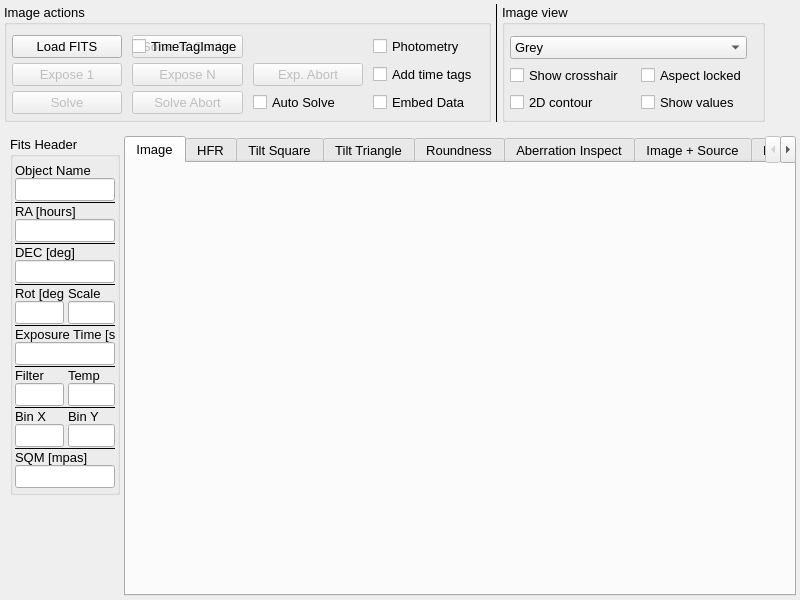
Before: the Qt Designer form mw4/gui/widgets/image.ui in mworion/MountWizzard4, drawn with Qt 5.
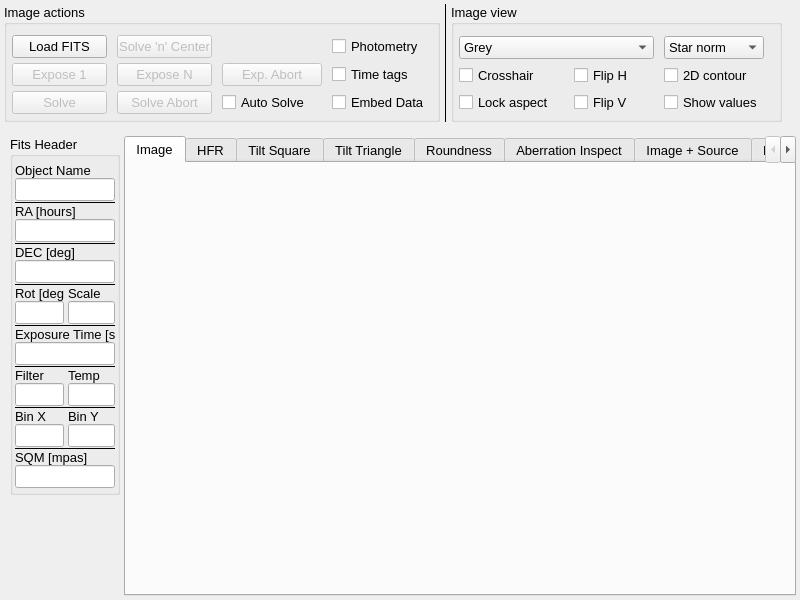
After: the same form once the commit is applied. Custom widgets are drawn as their Qt base class.

Commit message: add flipv flipH snSelector

Diff of the .ui file:
```diff
--- a/mw4/gui/widgets/image.ui
+++ b/mw4/gui/widgets/image.ui
@@ -104,7 +104,7 @@
           </property>
           <property name="minimumSize">
            <size>
-            <width>110</width>
+            <width>95</width>
             <height>21</height>
            </size>
           </property>
@@ -120,7 +120,7 @@
           </property>
           <property name="minimumSize">
            <size>
-            <width>110</width>
+            <width>95</width>
             <height>21</height>
            </size>
           </property>
@@ -136,7 +136,7 @@
           </property>
           <property name="minimumSize">
            <size>
-            <width>110</width>
+            <width>95</width>
             <height>21</height>
            </size>
           </property>
@@ -149,7 +149,7 @@
          <widget class="QPushButton" name="load">
           <property name="minimumSize">
            <size>
-            <width>110</width>
+            <width>95</width>
             <height>21</height>
            </size>
           </property>
@@ -162,7 +162,7 @@
          <widget class="QCheckBox" name="enablePhotometry">
           <property name="minimumSize">
            <size>
-            <width>0</width>
+            <width>100</width>
             <height>0</height>
            </size>
           </property>
@@ -178,7 +178,7 @@
           </property>
           <property name="minimumSize">
            <size>
-            <width>110</width>
+            <width>95</width>
             <height>21</height>
            </size>
           </property>
@@ -194,7 +194,7 @@
           </property>
           <property name="minimumSize">
            <size>
-            <width>110</width>
+            <width>95</width>
             <height>21</height>
            </size>
           </property>
@@ -207,7 +207,7 @@
          <widget class="QCheckBox" name="embedData">
           <property name="minimumSize">
            <size>
-            <width>110</width>
+            <width>100</width>
             <height>21</height>
            </size>
           </property>
@@ -223,7 +223,7 @@
           </property>
           <property name="minimumSize">
            <size>
-            <width>110</width>
+            <width>95</width>
             <height>21</height>
            </size>
           </property>
@@ -239,7 +239,7 @@
          <widget class="QCheckBox" name="autoSolve">
           <property name="minimumSize">
            <size>
-            <width>110</width>
+            <width>100</width>
             <height>21</height>
            </size>
           </property>
@@ -250,15 +250,17 @@
         </item>
         <item row="1" column="3">
          <widget class="QCheckBox" name="timeTagImage">
-          <property name="text">
-           <string>Add time tags</string>
+          <property name="minimumSize">
+           <size>
+            <width>100</width>
+            <height>0</height>
+           </size>
           </property>
-         </widget>
-        </item>
-        <item row="0" column="1">
-         <widget class="QCheckBox" name="timeTagImage">
+          <property name="toolTip">
+           <string>&lt;html&gt;&lt;head/&gt;&lt;body&gt;&lt;p&gt;If checked, the filename of the image is extended with the actual time to make it unique. Otherwise the file get just &amp;quot;exposure&amp;quot; and will be overwritten.&lt;/p&gt;&lt;/body&gt;&lt;/html&gt;</string>
+          </property>
           <property name="text">
-           <string>TimeTagImage</string>
+           <string>Time tags</string>
           </property>
          </widget>
         </item>
@@ -309,7 +311,7 @@
          <widget class="QCheckBox" name="showCrosshair">
           <property name="minimumSize">
            <size>
-            <width>0</width>
+            <width>105</width>
             <height>21</height>
            </size>
           </property>
@@ -317,7 +319,7 @@
            <string>&lt;html&gt;&lt;head/&gt;&lt;body&gt;&lt;p&gt;Showing a red cross hair in the center of the image.&lt;/p&gt;&lt;/body&gt;&lt;/html&gt;</string>
           </property>
           <property name="text">
-           <string>Show crosshair  </string>
+           <string>Crosshair  </string>
           </property>
          </widget>
         </item>
@@ -356,27 +358,96 @@
           </item>
          </widget>
         </item>
-        <item row="1" column="1">
-         <widget class="QCheckBox" name="aspectLocked">
-          <property name="text">
-           <string>Aspect locked</string>
-          </property>
-         </widget>
-        </item>
-        <item row="2" column="0">
-         <widget class="QCheckBox" name="isoLayer">
-          <property name="text">
-           <string>2D contour</string>
-          </property>
-         </widget>
-        </item>
-        <item row="2" column="1">
+        <item row="2" column="2">
          <widget class="QCheckBox" name="showValues">
+          <property name="minimumSize">
+           <size>
+            <width>100</width>
+            <height>0</height>
+           </size>
+          </property>
           <property name="text">
            <string>Show values</string>
           </property>
          </widget>
         </item>
+        <item row="2" column="1">
+         <widget class="QCheckBox" name="flipV">
+          <property name="minimumSize">
+           <size>
+            <width>80</width>
+            <height>0</height>
+           </size>
+          </property>
+          <property name="text">
+           <string>Flip V</string>
+          </property>
+         </widget>
+        </item>
+        <item row="1" column="1">
+         <widget class="QCheckBox" name="flipH">
+          <property name="minimumSize">
+           <size>
+            <width>80</width>
+            <height>0</height>
+           </size>
+          </property>
+          <property name="text">
+           <string>Flip H</string>
+          </property>
+         </widget>
+        </item>
+        <item row="1" column="2">
+         <widget class="QCheckBox" name="isoLayer">
+          <property name="minimumSize">
+           <size>
+            <width>100</width>
+            <height>0</height>
+           </size>
+          </property>
+          <property name="text">
+           <string>2D contour</string>
+          </property>
+         </widget>
+        </item>
+        <item row="2" column="0">
+         <widget class="QCheckBox" name="aspectLocked">
+          <property name="minimumSize">
+           <size>
+            <width>105</width>
+            <height>0</height>
+           </size>
+          </property>
+          <property name="text">
+           <string>Lock aspect</string>
+          </property>
+         </widget>
+        </item>
+        <item row="0" column="2">
+         <widget class="QComboBox" name="snSelector">
+          <property name="minimumSize">
+           <size>
+            <width>0</width>
+            <height>21</height>
+           </size>
+          </property>
+          <item>
+           <property name="text">
+            <string>Star norm</string>
+           </property>
+          </item>
+          <item>
+           <property name="text">
+            <string>Star more</string>
+           </property>
+          </item>
+          <item>
+           <property name="text">
+            <string>Star max</string>
+           </property>
+          </item>
+         </widget>
+        </item>
        </layout>
       </widget>
      </item>
```
Left out of the diff: 4 changed lines with no effect on the pictures. The commit also changes 3 other files.
